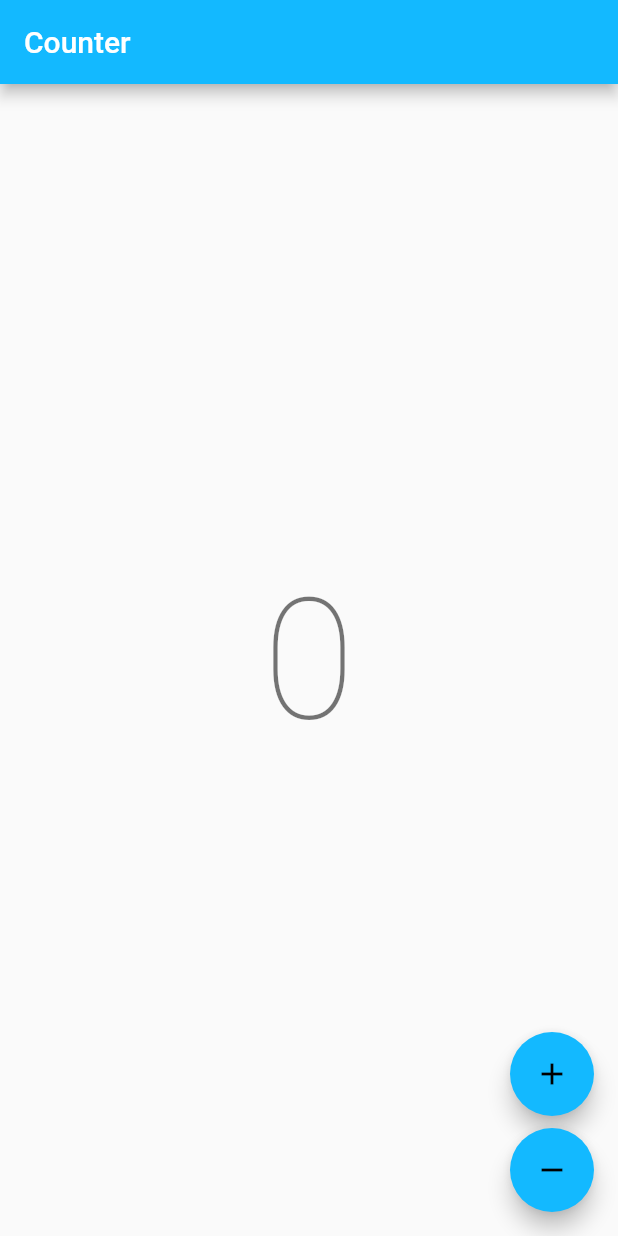
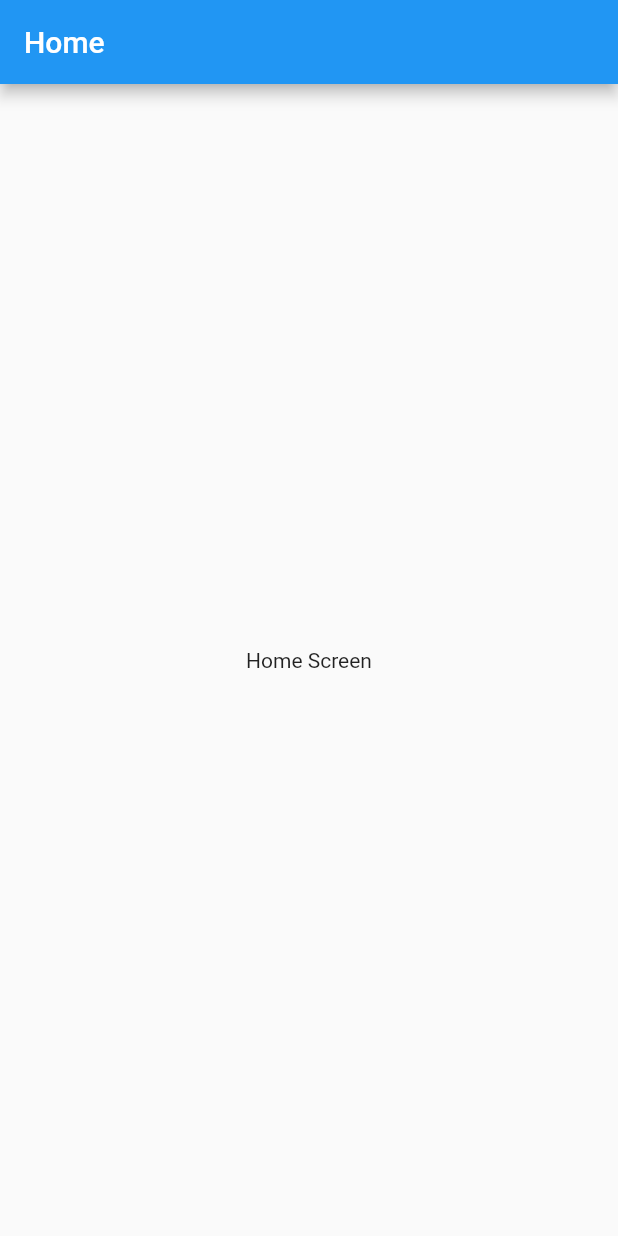
Before and after one commit to dancer1325/flutter_push_notifications_scratch, a Flutter app: the screen it shows after launch, on a phone screen of 412 x 824 dp. Run offline on Flutter 3.47's test engine with Material 2 defaults, Android fonts, the phone set to English and light mode, and no system bars; our stand-ins replace bloc, firebase_core, firebase_messaging, flutter_bloc; accounts and stored records are empty; generated files the repository leaves out were written again.

Commit message:
feat(chore): add basic pillars (Section16)

```diff
--- /dev/null
+++ b/lib/app/screens/home_screen.dart
@@ -0,0 +1,16 @@
+import 'package:flutter/material.dart';
+
+class HomeScreen extends StatelessWidget {
+
+  @override
+  Widget build(BuildContext context) {
+    return Scaffold(
+      appBar: AppBar(
+        title: Text('Home'),
+      ),
+      body: Center(
+        child: Text('Home Screen'),
+      ),
+    );
+  }
+}
--- /dev/null
+++ b/lib/app/services/push_notifications_service.dart
@@ -0,0 +1,70 @@
+import 'dart:async';
+
+import 'package:firebase_core/firebase_core.dart';
+import 'package:firebase_messaging/firebase_messaging.dart';
+
+// SHA1: 1D:4F:38:94:62:06:9F:C6:75:A7:73:BD:E4:B0:DA:27:80:B1:9D:F0
+// P8 - KeyID: VYZH37GGZ9
+
+class PushNotificationService {
+
+  static FirebaseMessaging messaging = FirebaseMessaging.instance;
+  static String? token;
+  static StreamController<String> _messageStream = new StreamController.broadcast();
+  static Stream<String> get messagesStream => _messageStream.stream;
+
+  static Future _backgroundHandler( RemoteMessage message ) async {
+    // print( 'onBackground Handler ${ message.messageId }');
+    print( message.data );
+    _messageStream.add( message.data['product'] as String ?? 'No data' );
+  }
+
+  static Future _onMessageHandler( RemoteMessage message ) async {
+    // print( 'onMessage Handler ${ message.messageId }');
+    print( message.data );
+    _messageStream.add( message.data['product'] as String ?? 'No data' );
+  }
+
+  static Future _onMessageOpenApp( RemoteMessage message ) async {
+    // print( 'onMessageOpenApp Handler ${ message.messageId }');
+    print( message.data );
+    _messageStream.add( message.data['product'] as String ?? 'No data' );
+  }
+
+  static Future initializeApp() async {
+
+    // Push Notifications
+    await Firebase.initializeApp();
+    await requestPermission();
+
+    token = await FirebaseMessaging.instance.getToken();
+    print('Token: $token');
+
+    // Handlers
+    FirebaseMessaging.onBackgroundMessage( _backgroundHandler );
+    FirebaseMessaging.onMessage.listen( _onMessageHandler );
+    FirebaseMessaging.onMessageOpenedApp.listen( _onMessageOpenApp );
+
+    // Local Notifications
+  }
+
+  // Apple / Web
+  static requestPermission() async {
+    NotificationSettings settings = await messaging.requestPermission(
+      alert: true,
+      announcement: false,
+      badge: true,
+      carPlay: false,
+      criticalAlert: false,
+      provisional: false,
+      sound: true
+    );
+
+    print('User push notification status ${ settings.authorizationStatus }');
+
+  }
+
+  static closeStreams() {
+    _messageStream.close();
+  }
+}
--- a/lib/main_development.dart
+++ b/lib/main_development.dart
@@ -1,6 +1,60 @@
-import 'package:flutter_push_notifications_scratch/app/app.dart';
-import 'package:flutter_push_notifications_scratch/bootstrap.dart';
+import 'package:flutter/material.dart';
 
-void main() {
-  bootstrap(() => const App());
+import 'package:flutter_push_notifications_scratch/app/screens/home_screen.dart';
+import 'package:flutter_push_notifications_scratch/app/screens/message_screen.dart';
+import 'package:flutter_push_notifications_scratch/app/services/push_notifications_service.dart';
+
+// void main() {
+//   bootstrap(() => const App());
+// }
+
+// main() can be asynchronous !!!!
+void main() async {
+
+  WidgetsFlutterBinding.ensureInitialized();
+  await PushNotificationService.initializeApp();
+
+  runApp(MyApp());
 }
+
+class MyApp extends StatefulWidget {
+  @override
+  _MyAppState createState() => _MyAppState();
+}
+
+class _MyAppState extends State<MyApp> {
+
+  final GlobalKey<NavigatorState> navigatorKey = new GlobalKey<NavigatorState>();
+  // State of the MaterialApp
+  final GlobalKey<ScaffoldMessengerState> messengerKey = new GlobalKey<ScaffoldMessengerState>();
+
+  @override
+  void initState() {
+    super.initState();
+
+    // Context!
+    PushNotificationService.messagesStream.listen((message) {
+
+      // print('MyApp: $message');
+      navigatorKey.currentState?.pushNamed('message', arguments: message);
+
+      final snackBar = SnackBar(content: Text(message));
+      messengerKey.currentState?.showSnackBar(snackBar);
+    });
+  }
+
+  @override
+  Widget build(BuildContext context) {
+    return MaterialApp(
+      debugShowCheckedModeBanner: false,
+      title: 'Material App',
+      initialRoute: 'home',
+      navigatorKey: navigatorKey, // Navegar
+      scaffoldMessengerKey: messengerKey, // Snacks
+      routes: {
+        'home'   : ( _ ) => HomeScreen(),
+        'message': ( _ ) => MessageScreen(),
+      },
+    );
+  }
+}
--- a/lib/main_production.dart
+++ b/lib/main_production.dart
@@ -1,6 +1,60 @@
-import 'package:flutter_push_notifications_scratch/app/app.dart';
-import 'package:flutter_push_notifications_scratch/bootstrap.dart';
+import 'package:flutter/material.dart';
 
-void main() {
-  bootstrap(() => const App());
+import 'package:flutter_push_notifications_scratch/app/screens/home_screen.dart';
+import 'package:flutter_push_notifications_scratch/app/screens/message_screen.dart';
+import 'package:flutter_push_notifications_scratch/app/services/push_notifications_service.dart';
+
+// void main() {
+//   bootstrap(() => const App());
+// }
+
+// main() can be asynchronous !!!!
+void main() async {
+
+  WidgetsFlutterBinding.ensureInitialized();
+  await PushNotificationService.initializeApp();
+
+  runApp(MyApp());
 }
+
+class MyApp extends StatefulWidget {
+  @override
+  _MyAppState createState() => _MyAppState();
+}
+
+class _MyAppState extends State<MyApp> {
+
+  final GlobalKey<NavigatorState> navigatorKey = new GlobalKey<NavigatorState>();
+  // State of the MaterialApp
+  final GlobalKey<ScaffoldMessengerState> messengerKey = new GlobalKey<ScaffoldMessengerState>();
+
+  @override
+  void initState() {
+    super.initState();
+
+    // Context!
+    PushNotificationService.messagesStream.listen((message) {
+
+      // print('MyApp: $message');
+      navigatorKey.currentState?.pushNamed('message', arguments: message);
+
+      final snackBar = SnackBar(content: Text(message));
+      messengerKey.currentState?.showSnackBar(snackBar);
+    });
+  }
+
+  @override
+  Widget build(BuildContext context) {
+    return MaterialApp(
+      debugShowCheckedModeBanner: false,
+      title: 'Material App',
+      initialRoute: 'home',
+      navigatorKey: navigatorKey, // Navegar
+      scaffoldMessengerKey: messengerKey, // Snacks
+      routes: {
+        'home'   : ( _ ) => HomeScreen(),
+        'message': ( _ ) => MessageScreen(),
+      },
+    );
+  }
+}
--- a/lib/main_staging.dart
+++ b/lib/main_staging.dart
@@ -1,6 +1,61 @@
-import 'package:flutter_push_notifications_scratch/app/app.dart';
-import 'package:flutter_push_notifications_scratch/bootstrap.dart';
+import 'package:flutter/material.dart';
 
-void main() {
-  bootstrap(() => const App());
+import 'package:flutter_push_notifications_scratch/app/screens/home_screen.dart';
+import 'package:flutter_push_notifications_scratch/app/screens/message_screen.dart';
+import 'package:flutter_push_notifications_scratch/app/services/push_notifications_service.dart';
+
+// void main() {
+//   bootstrap(() => const App());
+// }
+
+
+// main() can be asynchronous !!!!
+void main() async {
+
+  WidgetsFlutterBinding.ensureInitialized();
+  await PushNotificationService.initializeApp();
+
+  runApp(MyApp());
 }
+
+class MyApp extends StatefulWidget {
+  @override
+  _MyAppState createState() => _MyAppState();
+}
+
+class _MyAppState extends State<MyApp> {
+
+  final GlobalKey<NavigatorState> navigatorKey = new GlobalKey<NavigatorState>();
+  // State of the MaterialApp
+  final GlobalKey<ScaffoldMessengerState> messengerKey = new GlobalKey<ScaffoldMessengerState>();
+
+  @override
+  void initState() {
+    super.initState();
+
+    // Context!
+    PushNotificationService.messagesStream.listen((message) {
+
+      // print('MyApp: $message');
+      navigatorKey.currentState?.pushNamed('message', arguments: message);
+
+      final snackBar = SnackBar(content: Text(message));
+      messengerKey.currentState?.showSnackBar(snackBar);
+    });
+  }
+
+  @override
+  Widget build(BuildContext context) {
+    return MaterialApp(
+      debugShowCheckedModeBanner: false,
+      title: 'Material App',
+      initialRoute: 'home',
+      navigatorKey: navigatorKey, // Navegar
+      scaffoldMessengerKey: messengerKey, // Snacks
+      routes: {
+        'home'   : ( _ ) => HomeScreen(),
+        'message': ( _ ) => MessageScreen(),
+      },
+    );
+  }
+}
--- a/pubspec.yaml
+++ b/pubspec.yaml
@@ -8,6 +8,9 @@ environment:
 
 dependencies:
   bloc: ^8.1.1
+  cupertino_icons: ^1.0.5
+  firebase_core: ^2.10.0
+  firebase_messaging: ^14.4.1
   flutter:
     sdk: flutter
   flutter_bloc: ^8.1.2
```
Also changed, not shown: lib/app/screens/message_screen.dart (added, +19 -0 lines), pubspec.lock, 4 other files.
